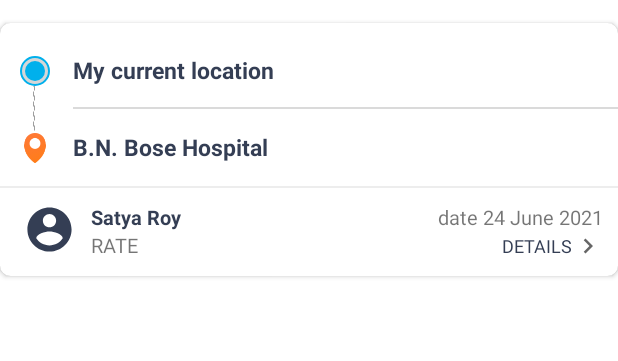
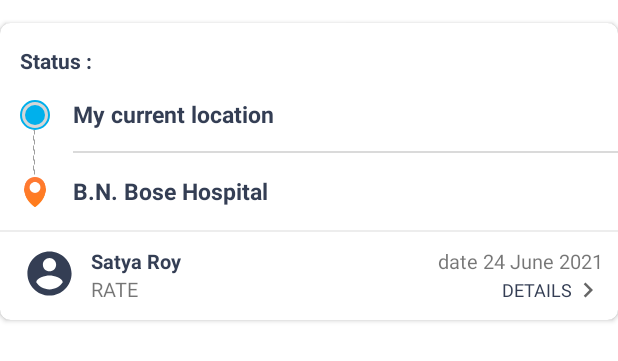
Before and after one commit to soumoq/Relax-India-Android, an Android app: the layout recycler_my_order_list.xml on its own in the app's theme, with its tools: preview values and no code run, on a phone screen of 412 x 824 dp. Shown: the top 361 px of the screen. Run offline under Robolectric (Android 15) with nearby library versions, the phone set to English and light mode, and no system bars.

Commit message:
Change design on my order list

```diff
--- a/app/src/main/java/org/relaxindia/model/bookingHistory/BookingListData.kt
+++ b/app/src/main/java/org/relaxindia/model/bookingHistory/BookingListData.kt
@@ -32,6 +32,8 @@ data class BookingListData(
     @SerializedName("to_latitude") val to_latitude: String,
     @SerializedName("to_longitude") val to_longitude: String,
     @SerializedName("driver_id") val driver_id: Int,
+    @SerializedName("status") val status: String
+
 
 
 
--- a/app/src/main/res/layout/recycler_my_order_list.xml
+++ b/app/src/main/res/layout/recycler_my_order_list.xml
@@ -15,11 +15,22 @@
         android:layout_height="match_parent"
         android:orientation="vertical">
 
+        <TextView
+            android:id="@+id/booked_status"
+            android:layout_width="wrap_content"
+            android:layout_height="wrap_content"
+            android:layout_marginLeft="13dp"
+            android:layout_marginTop="15dp"
+            android:layout_marginRight="13dp"
+            android:text="Status : "
+            android:textColor="@color/black"
+            android:textStyle="bold" />
+
         <LinearLayout
             android:layout_width="wrap_content"
             android:layout_height="wrap_content"
             android:layout_marginLeft="13dp"
-            android:layout_marginTop="15dp"
+            android:layout_marginTop="10dp"
             android:orientation="horizontal">
 
             <RelativeLayout
@@ -108,6 +119,7 @@
             android:background="@color/line_color" />
 
         <RelativeLayout
+            android:id="@+id/my_order_details_layout"
             android:layout_width="match_parent"
             android:layout_height="wrap_content"
             android:layout_marginTop="10dp"
```
Also changed, not shown: app/src/main/java/org/relaxindia/view/recyclerView/MyOrderListAdapter.kt (+36 -0 lines).
